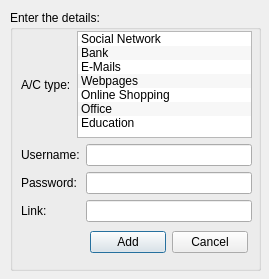
Qt form addentry.ui (sreecodeslayer/College_Build_of_PWManager) before a commit.
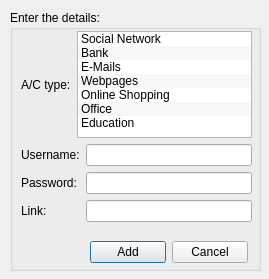
The same form after that commit. Icons and pictures are not drawn.

Patch:
```diff
--- a/addentry.ui
+++ b/addentry.ui
@@ -235,7 +235,7 @@
     <property name="geometry">
      <rect>
       <x>80</x>
-      <y>220</y>
+      <y>230</y>
       <width>158</width>
       <height>25</height>
      </rect>
```
